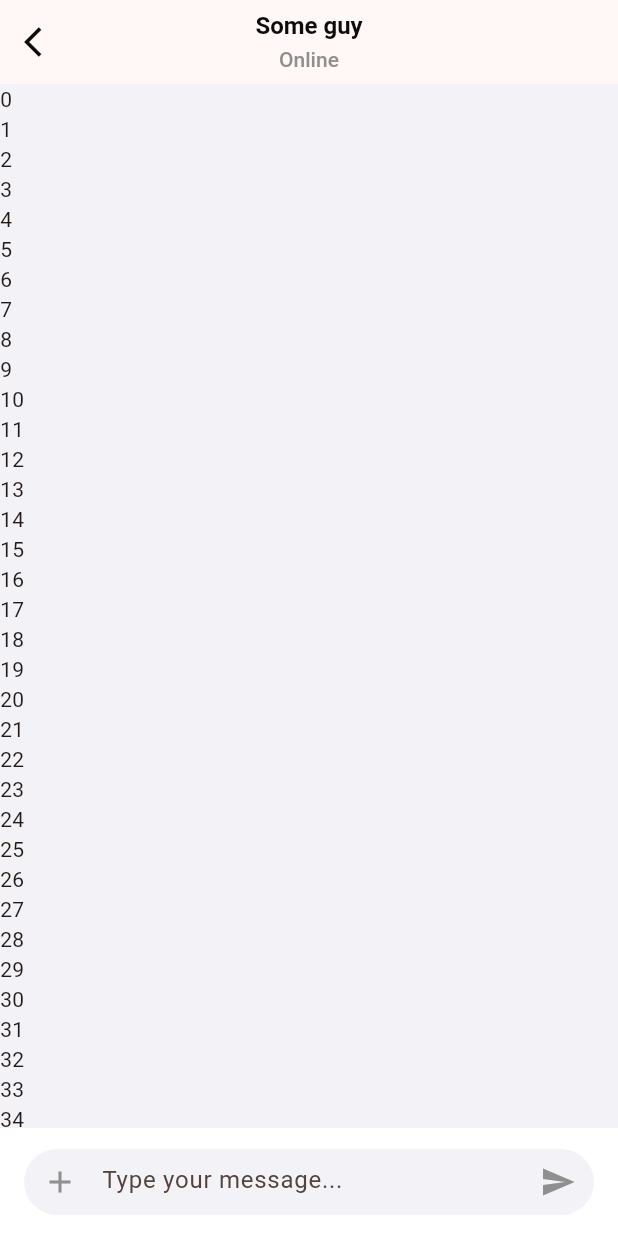
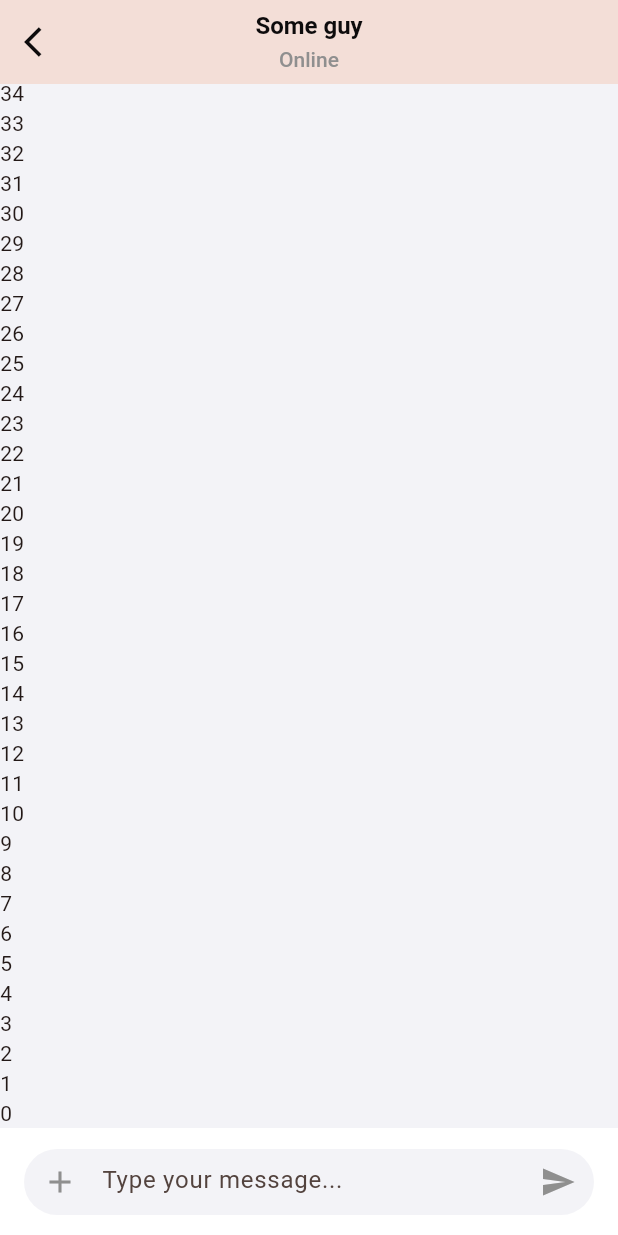
Before and after one commit to vastellorde/my_messenger, a Flutter app: the ChatPage screen opened by its route, on a phone screen of 412 x 824 dp. Run offline on Flutter 3.47's test engine with Material 3 defaults, Android fonts, the light colour scheme and no system bars; our stand-ins replace auto_route, dio, flutter_bloc, flutter_secure_storage, freezed_annotation, get_it and 4 more; missing offline and left inert: talker_bloc_logger, talker_dio_logger; accounts and stored records are empty; statements that could not run were skipped.

Commit message:
feat(chat_page): add base chat layout

```diff
--- a/lib/features/chat/presentation/ui/chat_page.dart
+++ b/lib/features/chat/presentation/ui/chat_page.dart
@@ -9,6 +9,7 @@ class ChatPage extends StatelessWidget {
   @override
   Widget build(BuildContext context) {
     return Scaffold(
+      resizeToAvoidBottomInset: true,
       appBar: AppBar(
         leading: IconButton(
           icon: const Icon(
@@ -43,17 +44,18 @@ class ChatPage extends StatelessWidget {
           ],
         ),
       ),
-      body: CustomScrollView(
-        slivers: [
-          SliverList.builder(
+      body: Column(
+        children: [
+          Expanded(
+            child: ListView.builder(
+              reverse: true,
               itemBuilder: (context, index) {
                 return Text(index.toString());
               },
               itemCount: 100,
             ),
-        ],
           ),
-      bottomNavigationBar: Container(
+          Container(
             height: 72,
             decoration: const BoxDecoration(color: Colors.white),
             padding: const EdgeInsets.symmetric(vertical: 14, horizontal: 16),
@@ -78,6 +80,8 @@ class ChatPage extends StatelessWidget {
               ),
             ),
           ),
+        ],
+      ),
       backgroundColor: AppColors.background,
     );
   }
--- a/pubspec.yaml
+++ b/pubspec.yaml
@@ -42,6 +42,7 @@ dependencies:
   native_dio_adapter: ^1.1.1
   rxdart: ^0.27.7
   shared_preferences: ^2.2.2
+  sliver_tools: ^0.2.12
   talker_bloc_logger: ^2.2.1
   talker_dio_logger: ^2.3.1
   talker_flutter: ^3.5.4
```
Also changed, not shown: pubspec.lock. Lines whose indentation alone changed are shown as unchanged.
